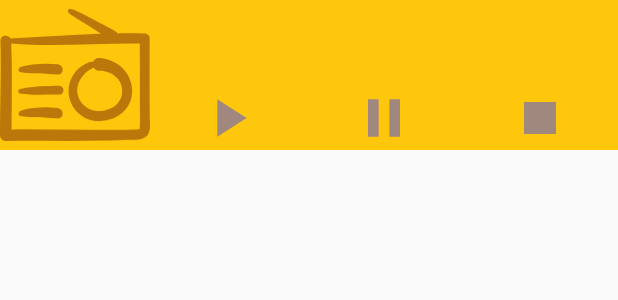
After one commit to mickgamedev/RadioNew, an Android app: the layout notification_service.xml on its own in the app's theme, with its tools: preview values and no code run, on a phone screen of 412 x 824 dp. The commit adds this screen. Shown: the top 300 px of the screen. Run offline under Robolectric (Android 15) with nearby library versions, the phone set to English and light mode, and no system bars.

Commit message:
custom notification

```diff
--- a/app/src/main/AndroidManifest.xml
+++ b/app/src/main/AndroidManifest.xml
@@ -14,7 +14,8 @@
             android:supportsRtl="true"
             android:theme="@style/AppTheme"
             tools:ignore="GoogleAppIndexingWarning">
-        <activity android:name=".ui.MainActivity">
+        <activity android:name=".ui.MainActivity"
+                  android:launchMode="singleTask">
             <intent-filter>
                 <action android:name="android.intent.action.MAIN"/>
                 <category android:name="android.intent.category.LAUNCHER"/>
--- /dev/null
+++ b/app/src/main/res/drawable/ic_pause_gray.xml
@@ -0,0 +1,9 @@
+<vector xmlns:android="http://schemas.android.com/apk/res/android"
+        android:width="24dp"
+        android:height="24dp"
+        android:viewportWidth="24.0"
+        android:viewportHeight="24.0">
+    <path
+            android:fillColor="#a1887f"
+            android:pathData="M6,19h4L10,5L6,5v14zM14,5v14h4L18,5h-4z"/>
+</vector>
--- /dev/null
+++ b/app/src/main/res/drawable/ic_play_gray.xml
@@ -0,0 +1,9 @@
+<vector xmlns:android="http://schemas.android.com/apk/res/android"
+        android:width="24dp"
+        android:height="24dp"
+        android:viewportWidth="24.0"
+        android:viewportHeight="24.0">
+    <path
+            android:fillColor="#a1887f"
+            android:pathData="M8,5v14l11,-7z"/>
+</vector>
--- /dev/null
+++ b/app/src/main/res/drawable/ic_radio_icon_orange.xml
@@ -0,0 +1,14 @@
+<vector android:height="79dp" android:viewportHeight="79.25507"
+        android:viewportWidth="90.49142" android:width="90dp"
+        xmlns:android="http://schemas.android.com/apk/res/android">
+    <path android:fillColor="#b97809"
+          android:pathData="M60.004,67.2988C70.624,67.1108 80.016,59.9388 79.722,48.7008 79.436,37.7868 70.271,30.1218 59.789,29.4948c-1.723,-0.103 -2.844,0.827 -3.361,2.069 -3.535,0.191 -7.332,2.567 -9.614,4.774 -3.311,3.196 -5.348,7.856 -5.446,12.446 -0.227,10.37 8.427,18.696 18.636,18.515zM46.638,47.7898c0.254,-3.386 1.974,-6.347 4.267,-8.772 1.655,-1.755 3.649,-2.754 5.615,-3.847 0.552,1.146 1.637,2.002 3.27,1.978 6.453,-0.096 13.397,4.101 13.89,11.066 0.601,8.446 -6.547,13.105 -14.311,13.07C52.126,61.2528 46.076,55.2318 46.638,47.7898Z"/>
+    <path android:fillColor="#b97809"
+          android:pathData="m3.468,79.2548c19.936,-0.259 39.874,0.172 59.808,-0.286 4.273,-0.098 8.542,-0.255 12.809,-0.431 3.696,-0.153 9.313,0.613 12.259,-2.101 2.975,-2.742 1.998,-7.961 1.979,-11.609C90.301,60.0468 90.278,55.2648 90.258,50.4828 90.213,39.5708 90.248,28.6598 90.301,17.7468 90.31,16.0968 88.922,14.7998 87.31,14.7558 81.942,14.6068 76.568,14.5788 71.191,14.6388 68.939,12.6458 65.544,11.2338 63.085,9.8888 59.697,8.0368 56.276,6.2428 52.84,4.4858 50.273,3.1748 47.717,1.8148 45.036,0.7508 44.022,0.3478 42.625,-0.3312 41.532,0.1878c-0.936,0.442 -0.744,2.11 0.298,2.287 -0.795,-0.135 0.29,0.455 0.715,0.782 0.717,0.549 1.547,1.015 2.307,1.502 2.514,1.615 5.097,3.123 7.631,4.704 2.825,1.763 5.634,3.555 8.412,5.389C42.686,15.3978 24.469,16.7478 6.317,17.7598 4.909,15.1578 0.174,15.6088 0.275,19.2038 0.795,38.0598 0.043,56.9278 0,75.7868 -0.006,77.6418 1.592,79.2798 3.468,79.2548ZM84.329,20.7048c0.045,10.504 0.067,21.007 0.035,31.513 -0.017,5.363 0.326,19.268 -0.215,19.782 -0.346,0.329 -8.897,0.417 -11.701,0.46C50.62,72.7968 28.786,72.1078 6.954,72.2918 7.048,55.1128 7.475,37.9488 6.768,20.7748 32.511,22.9278 58.522,20.4588 84.329,20.7048Z"/>
+    <path android:fillColor="#b97809"
+          android:pathData="m12.351,37.9648c3.533,0.668 7.299,0.54 10.89,0.677 3.866,0.147 7.732,0.709 11.595,0.74 4.079,0.03 3.907,-5.83 0,-6.223 -6.915,-0.694 -15.835,-0.492 -22.484,1.703 -1.393,0.459 -1.667,2.787 -0.001,3.103z"/>
+    <path android:fillColor="#b97809"
+          android:pathData="m34.835,59.3968c-6.915,-0.695 -15.835,-0.493 -22.484,1.702 -1.392,0.459 -1.666,2.787 0,3.104 3.533,0.668 7.299,0.54 10.89,0.677 3.866,0.146 7.732,0.709 11.595,0.737 4.078,0.033 3.906,-5.828 -0.001,-6.22z"/>
+    <path android:fillColor="#b97809"
+          android:pathData="m12.038,50.7118c7.693,1.208 15.922,0.563 23.706,0.667 3.406,0.047 3.408,-5.368 0,-5.291 -7.755,0.174 -16.147,0.056 -23.706,1.936 -1.261,0.314 -1.396,2.47 0,2.688z"/>
+</vector>
--- /dev/null
+++ b/app/src/main/res/drawable/ic_stop_gray.xml
@@ -0,0 +1,9 @@
+<vector xmlns:android="http://schemas.android.com/apk/res/android"
+        android:width="24dp"
+        android:height="24dp"
+        android:viewportWidth="24.0"
+        android:viewportHeight="24.0">
+    <path
+            android:fillColor="#a1887f"
+            android:pathData="M6,6h12v12H6z"/>
+</vector>
--- /dev/null
+++ b/app/src/main/res/layout/notification_service.xml
@@ -0,0 +1,48 @@
+<?xml version="1.0" encoding="utf-8"?>
+<RelativeLayout xmlns:android="http://schemas.android.com/apk/res/android"
+                xmlns:tools="http://schemas.android.com/tools"
+                android:layout_width="match_parent"
+                android:layout_height="100dp" android:id="@+id/root" android:background="@color/colorPrimary">
+    <ImageView android:layout_width="100dp" android:layout_height="100dp"
+               android:id="@+id/imageLogo"
+               android:src="@drawable/ic_radio_icon_orange" android:scaleType="fitCenter"
+               tools:ignore="ContentDescription"/>
+    <TextView
+            android:singleLine="true"
+            android:layout_width="0dp"
+            android:layout_height="wrap_content"
+            android:id="@+id/stationName" android:layout_marginTop="4dp"
+            android:layout_marginStart="4dp" android:layout_marginEnd="0dp"
+            android:fontFamily="@font/roboto_light" android:textSize="18sp" android:layout_toEndOf="@+id/imageLogo"
+            android:layout_alignParentEnd="true" android:layout_alignParentTop="true"
+            android:textAppearance="@style/TextAppearance.Compat.Notification.Title"/>
+    <TextView
+            android:singleLine="true"
+            android:layout_width="wrap_content"
+            android:layout_height="wrap_content"
+            android:layout_marginStart="4dp" android:id="@+id/textTitle"
+            android:layout_toEndOf="@+id/imageLogo" android:layout_alignParentEnd="true" android:layout_marginEnd="0dp"
+            android:layout_marginTop="4dp" android:layout_below="@+id/stationName"
+            android:textAppearance="@style/TextAppearance.Compat.Notification.Info"/>
+    <LinearLayout
+            android:orientation="horizontal"
+            android:layout_width="168dp"
+            android:layout_height="55dp"
+            android:layout_marginStart="0dp" android:layout_alignParentBottom="true"
+            android:layout_marginBottom="0dp" android:layout_toEndOf="@+id/imageLogo" android:layout_alignParentEnd="true"
+            android:layout_marginEnd="0dp" android:layout_marginTop="8dp" android:layout_below="@+id/textTitle">
+        <ImageView
+                android:layout_width="wrap_content"
+                android:layout_height="match_parent" android:src="@drawable/ic_play_gray" android:id="@+id/imagePlay"
+                android:layout_weight="1" tools:ignore="ContentDescription"/>
+        <ImageView
+                android:layout_width="wrap_content"
+                android:layout_height="match_parent" android:src="@drawable/ic_pause_gray" android:id="@+id/imagePause"
+                android:layout_weight="1" tools:ignore="ContentDescription"/>
+        <ImageView
+                android:layout_width="wrap_content"
+                android:layout_height="match_parent" android:src="@drawable/ic_stop_gray" android:id="@+id/imageStop"
+                android:layout_weight="1" tools:ignore="ContentDescription"/>
+    </LinearLayout>
+
+</RelativeLayout>
--- a/app/src/main/res/values/colors.xml
+++ b/app/src/main/res/values/colors.xml
@@ -1,6 +1,6 @@
 <?xml version="1.0" encoding="utf-8"?>
 <resources>
-    <color name="colorPrimary">#FFC70C</color>
+    <color name="colorPrimary">#ffc70c</color>
     <color name="colorPrimaryDark">#ff860e</color>
     <color name="colorAccent">#d81b60</color>
     <color name="colorIconNotification">#ffffff</color>
```
Also changed, not shown: app/src/main/java/ru/pe4encka/radio/service/RadioService.kt (+68 -38 lines).
